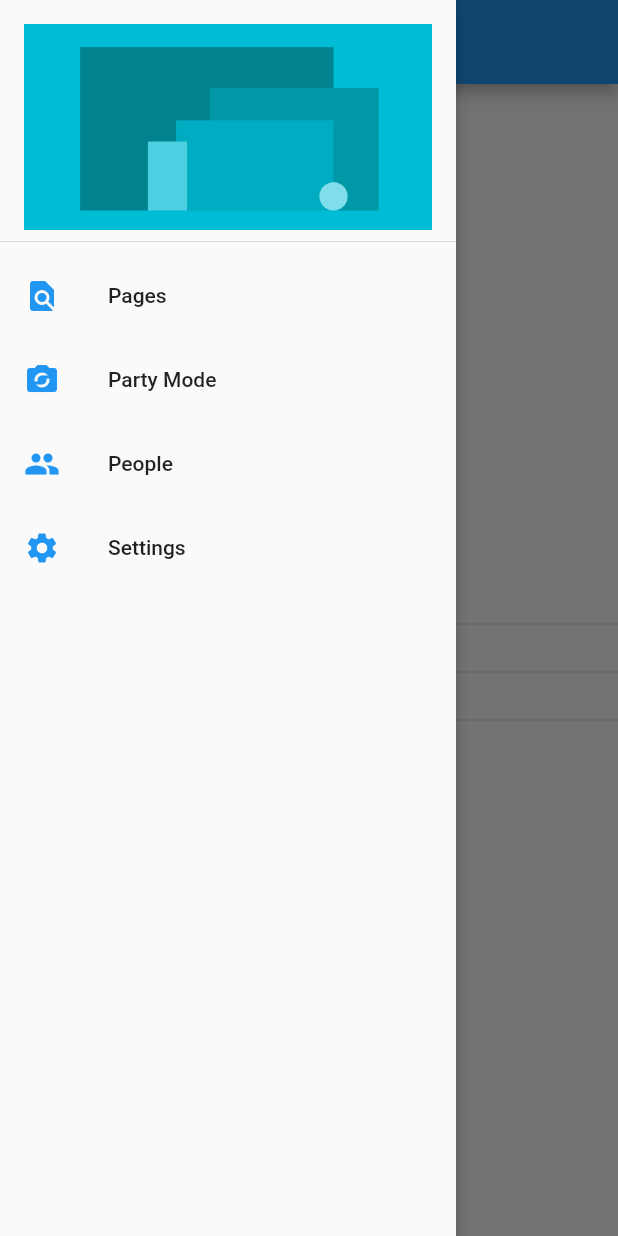
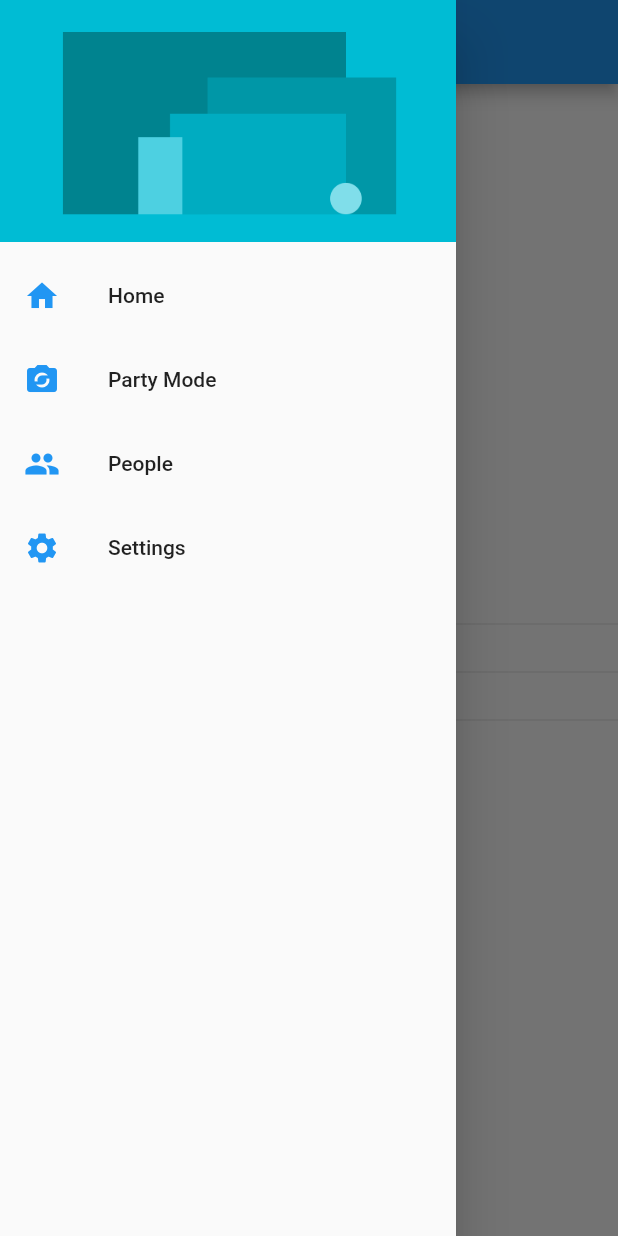
Before and after one commit to marcossevilla/user-preferences, a Flutter app: the screen it shows after launch, with the side drawer open, on a phone screen of 412 x 824 dp. Run offline on Flutter 3.47's test engine with Material 2 defaults, Android fonts, the phone set to English and light mode, and no system bars.

Commit message:
drawer is now an independent widget

```diff
--- a/lib/src/pages/home_page.dart
+++ b/lib/src/pages/home_page.dart
@@ -1,5 +1,6 @@
 import 'package:flutter/material.dart';
-import 'package:user_preferences/src/pages/settings_page.dart';
+
+import 'package:user_preferences/src/widgets/menu_widget.dart';
 
 class HomePage extends StatelessWidget {
   static final String routeName = 'home';
@@ -10,7 +11,7 @@ class HomePage extends StatelessWidget {
       appBar: AppBar(
         title: Text('User Preferences'),
       ),
-      drawer: _createMenu(context),
+      drawer: MenuWidget(),
       body: Column(
         mainAxisAlignment: MainAxisAlignment.center,
         children: <Widget>[
@@ -24,58 +25,4 @@ class HomePage extends StatelessWidget {
       ),
     );
   }
-
-  Drawer _createMenu(BuildContext context) {
-    return Drawer(
-      elevation: 5.0,
-      child: ListView(
-        padding: EdgeInsets.zero,
-        children: <Widget>[
-          DrawerHeader(
-            child: Container(
-              decoration: BoxDecoration(
-                image: DecorationImage(
-                  image: AssetImage('assets/header.png'),
-                  fit: BoxFit.cover,
-                ),
-              ),
-            ),
-          ),
-          ListTile(
-            leading: Icon(
-              Icons.find_in_page,
-              color: Colors.blue,
-            ),
-            title: Text('Pages'),
-            onTap: () {},
-          ),
-          ListTile(
-            leading: Icon(
-              Icons.party_mode,
-              color: Colors.blue,
-            ),
-            title: Text('Party Mode'),
-            onTap: () {},
-          ),
-          ListTile(
-            leading: Icon(
-              Icons.people,
-              color: Colors.blue,
-            ),
-            title: Text('People'),
-            onTap: () {},
-          ),
-          ListTile(
-            leading: Icon(
-              Icons.settings,
-              color: Colors.blue,
-            ),
-            title: Text('Settings'),
-            onTap: () =>
-                Navigator.pushReplacementNamed(context, SettingsPage.routeName),
-          ),
-        ],
-      ),
-    );
-  }
 }
--- a/lib/src/pages/settings_page.dart
+++ b/lib/src/pages/settings_page.dart
@@ -1,4 +1,5 @@
 import 'package:flutter/material.dart';
+import 'package:user_preferences/src/widgets/menu_widget.dart';
 
 class SettingsPage extends StatelessWidget {
   static final String routeName = 'settings';
@@ -9,6 +10,7 @@ class SettingsPage extends StatelessWidget {
       appBar: AppBar(
         title: Text('Settings'),
       ),
+      drawer: MenuWidget(),
       body: Center(
         child: Text('Settings Page'),
       ),
--- /dev/null
+++ b/lib/src/widgets/menu_widget.dart
@@ -0,0 +1,62 @@
+import 'package:user_preferences/src/pages/home_page.dart';
+import 'package:user_preferences/src/pages/settings_page.dart';
+
+import 'package:flutter/material.dart';
+
+class MenuWidget extends StatelessWidget {
+  @override
+  Widget build(BuildContext context) {
+    return Drawer(
+      child: ListView(
+        padding: EdgeInsets.zero,
+        children: <Widget>[
+          DrawerHeader(
+            child: Container(
+              padding: EdgeInsets.zero,
+            ),
+            decoration: BoxDecoration(
+              image: DecorationImage(
+                image: AssetImage('assets/header.png'),
+                fit: BoxFit.cover,
+              ),
+            ),
+          ),
+          ListTile(
+            leading: Icon(
+              Icons.home,
+              color: Colors.blue,
+            ),
+            title: Text('Home'),
+            onTap: () =>
+                Navigator.pushReplacementNamed(context, HomePage.routeName),
+          ),
+          ListTile(
+            leading: Icon(
+              Icons.party_mode,
+              color: Colors.blue,
+            ),
+            title: Text('Party Mode'),
+            onTap: () {},
+          ),
+          ListTile(
+            leading: Icon(
+              Icons.people,
+              color: Colors.blue,
+            ),
+            title: Text('People'),
+            onTap: () {},
+          ),
+          ListTile(
+            leading: Icon(
+              Icons.settings,
+              color: Colors.blue,
+            ),
+            title: Text('Settings'),
+            onTap: () =>
+                Navigator.pushReplacementNamed(context, SettingsPage.routeName),
+          ),
+        ],
+      ),
+    );
+  }
+}
--- a/pubspec.yaml
+++ b/pubspec.yaml
@@ -40,7 +40,7 @@ flutter:
 
   # To add assets to your application, add an assets section, like this:
   assets:
-    - assets/header.png
+    - assets/
   #  - images/a_dot_ham.jpeg
   # An image asset can refer to one or more resolution-specific "variants", see
   # https://flutter.dev/assets-and-images/#resolution-aware.
```
Also changed, not shown: assets/menu-img.jpg (added).
